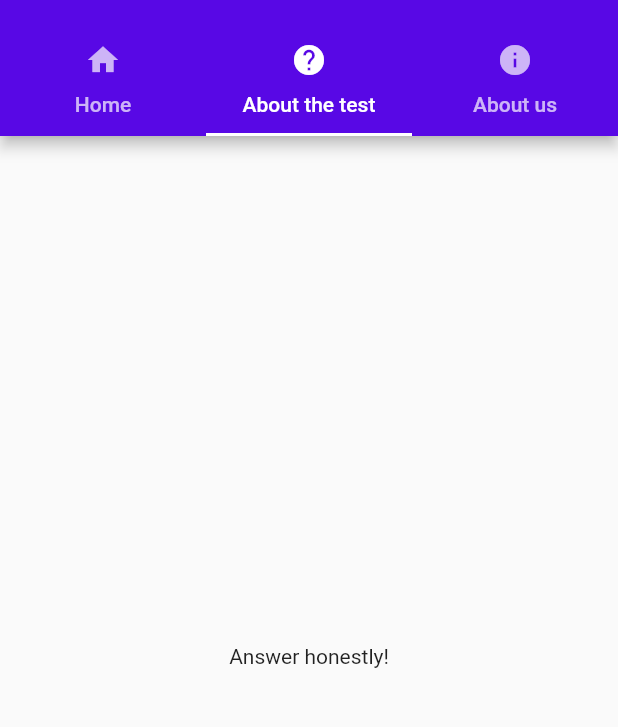
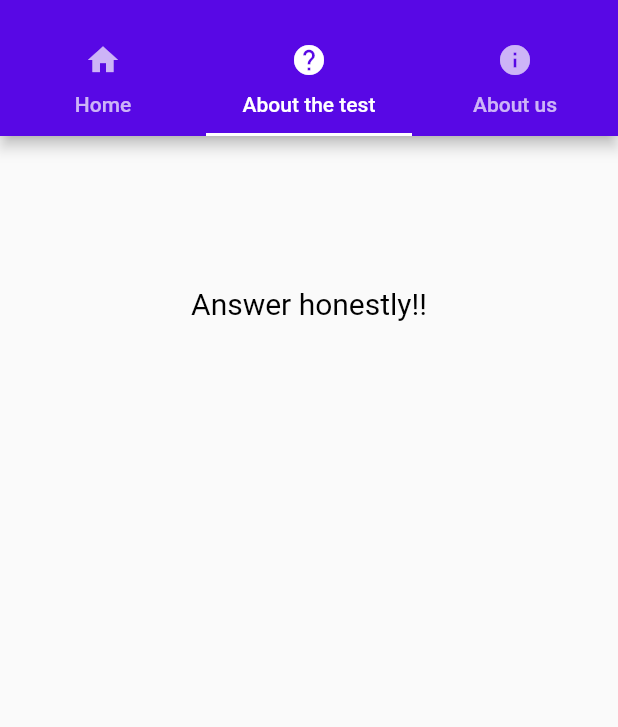
Before and after one commit to callec/DAT257_Laser_Disc, a Flutter app: the screen it shows after launch, tab 2 chosen, on a phone screen of 412 x 824 dp, the part 59-786 px from its top. Run offline on Flutter 3.47's test engine with Material 2 defaults, Android fonts, the phone set to English and light mode, and no system bars.

Commit message:
updated tab information text
Co-Authored-By: Erik Blomberg <31245545+RedSpettan@users.noreply.github.com>
Co-Authored-By: SamwiseNoble <81569419+SamwiseNoble@users.noreply.github.com>

```diff
--- a/hast_app/hast_app/lib/MainPage.dart
+++ b/hast_app/hast_app/lib/MainPage.dart
@@ -30,12 +30,25 @@ class MainPage extends StatelessWidget {
                   child: Container(
                       margin: EdgeInsets.fromLTRB(0, 100, 0, 200),
                       child: Column(children: [
-                        _description(context),
+                        _description(
+                            context, 'WELCOME! Presenting Information'),
                         Container(margin: EdgeInsets.fromLTRB(0, 100, 0, 0)),
                         _button(context)
                       ]))),
-              Center(child: Text('Answer honestly!')),
-              Center(child: Text('Hast')),
+              Center(
+                  child: Container(
+                      margin: EdgeInsets.fromLTRB(0, 100, 0, 200),
+                      child: Column(children: [
+                        _description(context, 'Answer honestly!!'),
+                        Container(margin: EdgeInsets.fromLTRB(0, 100, 0, 0))
+                      ]))),
+              Center(
+                  child: Container(
+                      margin: EdgeInsets.fromLTRB(0, 100, 0, 200),
+                      child: Column(children: [
+                        _description(context, 'Hast Info, good company'),
+                        Container(margin: EdgeInsets.fromLTRB(0, 100, 0, 0))
+                      ]))),
             ],
           ),
         ),
@@ -43,15 +56,17 @@ class MainPage extends StatelessWidget {
     );
   }
 
-  Widget _description(context) { //information text on home-page
+  Widget _description(context, String presentingText) {
+    //information text on home-page
     return Container(
         width: MediaQuery.of(context).size.width - 200,
-        child: Text('WELCOME! Presenting Information',
+        child: Text(presentingText,
             textAlign: TextAlign.center,
             style: new TextStyle(fontSize: 20.0, color: Colors.black)));
   }
 
-  Widget _button(context) { //
+  Widget _button(context) {
+    //
     return ElevatedButton(
         onPressed: () {
           Navigator.pushNamed(context, '/question');
```
